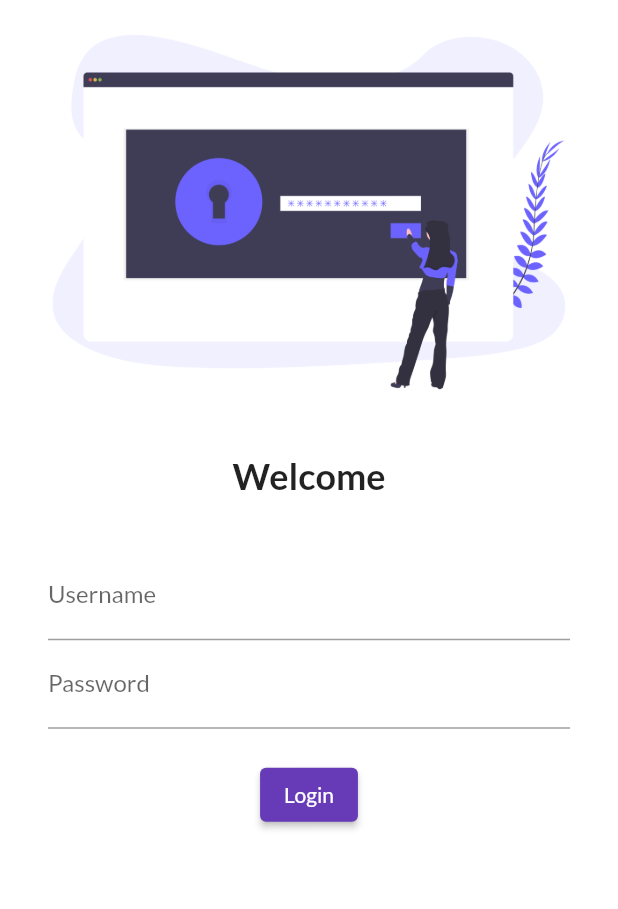
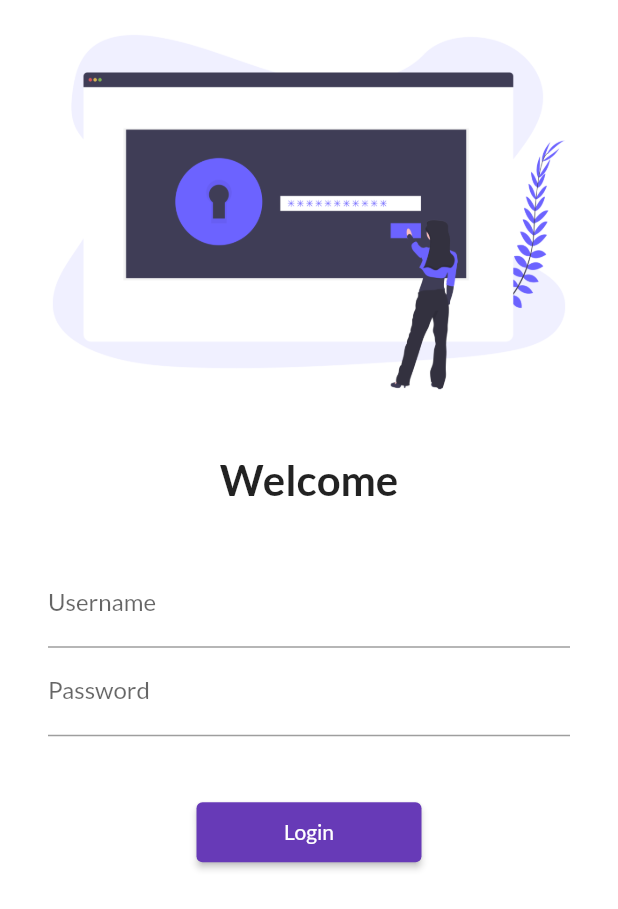
Before and after one commit to Hina-Hussain/flutter_weekends_refresh, a Flutter app: the screen it shows after launch, on a phone screen of 412 x 824 dp. Shown: the top 909 px of the screen. Run offline on Flutter 3.47's test engine with Material 2 defaults, Android fonts, the phone set to English and light mode, and no system bars; our stand-ins replace google_fonts.

Commit message:
Day 5 done

```diff
--- a/lib/main.dart
+++ b/lib/main.dart
@@ -1,6 +1,7 @@
 import 'package:flutter/material.dart';
 import 'package:flutter_30_days_challenge/pages/home_page.dart';
 import 'package:flutter_30_days_challenge/pages/login_page.dart';
+import 'package:flutter_30_days_challenge/utils/my_routes.dart';
 import 'package:google_fonts/google_fonts.dart';
 
 void main() {
@@ -24,8 +25,8 @@ class MyApp extends StatelessWidget {
         brightness: Brightness.dark
       ),
       routes: {
-        "/":(context)=>LoginPage(),
-        "/home":(context)=>HomePage()
+        MyRoutes.loginRoute:(context)=>LoginPage(),
+        MyRoutes.homeRoute:(context)=>HomePage()
       },
     );
   }
--- a/lib/pages/login_page.dart
+++ b/lib/pages/login_page.dart
@@ -1,4 +1,5 @@
 import 'package:flutter/material.dart';
+import 'package:flutter_30_days_challenge/utils/my_routes.dart';
 
 class LoginPage extends StatelessWidget {
 
@@ -6,12 +7,13 @@ class LoginPage extends StatelessWidget {
   Widget build(BuildContext context) {
     return Material(
       color: Colors.white,
+      child: SingleChildScrollView(
         child: Column(
           children: [
             Image.asset("assets/images/login_image.png"),
             const SizedBox(height: 20,),
             const Text("Welcome",
-            style: TextStyle(fontSize: 24,fontWeight: FontWeight.bold),
+              style: TextStyle(fontSize: 28,fontWeight: FontWeight.bold),
             ),
             const SizedBox(height: 20,),
             Padding(
@@ -31,14 +33,20 @@ class LoginPage extends StatelessWidget {
                         label: Text('Password')
                     ),
                   ),
-                SizedBox(height: 20,),
+                  SizedBox(height: 40,),
                   ElevatedButton(
-                    onPressed: (){},
+                    style: TextButton.styleFrom(
+                      minimumSize: Size(150,40)
+                    ),
+                      onPressed: (){
+                      Navigator.pushNamed(context, MyRoutes.homeRoute);
+                      },
                       child: Text('Login'))
                 ],
               ),
             ),
           ],
+        ),
       )
     );
   }
--- /dev/null
+++ b/lib/utils/my_routes.dart
@@ -0,0 +1,4 @@
+class MyRoutes{
+  static const loginRoute = "/";
+  static const homeRoute = "/home";
+}
```
Also changed, not shown: pubspec.lock. Lines whose indentation alone changed are shown as unchanged.
